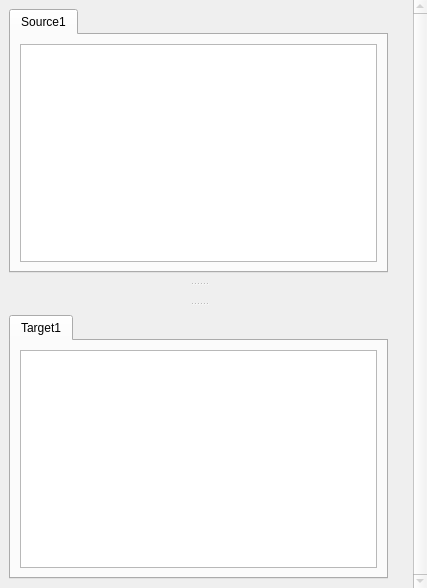
This is pootling/ui/TUview.ui in cc-archive/pootle as Qt 5 draws it before an edit. The edited form follows.
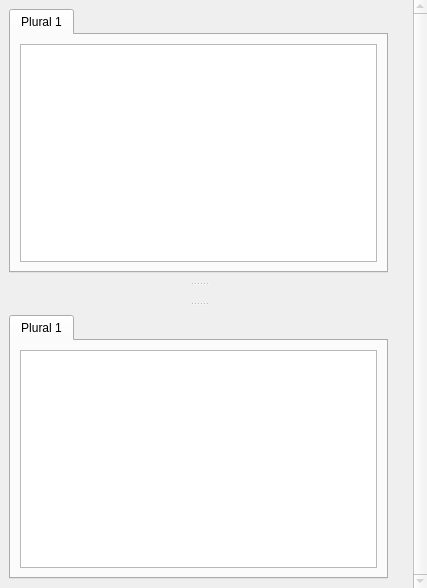
This is the edited form. The open tabs and pages were chosen to show the change. Icons and pictures are not drawn.

Commit message: update code of displaying plural unit

```diff
--- a/pootling/ui/TUview.ui
+++ b/pootling/ui/TUview.ui
@@ -95,7 +95,7 @@
           </property>
           <widget class="QWidget" name="tabSource1" >
            <attribute name="title" >
-            <string>Source1</string>
+            <string>Plural 1</string>
            </attribute>
            <layout class="QGridLayout" >
             <property name="margin" >
@@ -633,7 +633,7 @@
           </property>
           <widget class="QWidget" name="tabTarget1" >
            <attribute name="title" >
-            <string>Target1</string>
+            <string>Plural 1</string>
            </attribute>
            <layout class="QGridLayout" >
             <property name="margin" >
```
Left out of the diff: 44 changed lines with no effect on the pictures. The commit also changes 4 other files.
